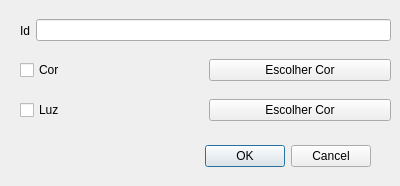
matferib/tabuleiro-virtual, file ifg/qt/ui/entidade.ui: the form before one commit.
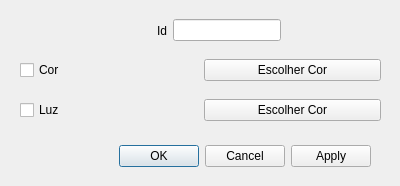
The form after the commit.

Diff of the .ui file:
```diff
--- a/ifg/qt/ui/entidade.ui
+++ b/ifg/qt/ui/entidade.ui
@@ -14,6 +14,9 @@
   <property name="windowTitle">
    <string>Propriedades da Entidade</string>
   </property>
+  <property name="styleSheet">
+   <string notr="true"/>
+  </property>
   <property name="modal">
    <bool>true</bool>
   </property>
@@ -30,27 +33,27 @@
     <enum>Qt::Horizontal</enum>
    </property>
    <property name="standardButtons">
-    <set>QDialogButtonBox::Cancel|QDialogButtonBox::Ok</set>
+    <set>QDialogButtonBox::Apply|QDialogButtonBox::Cancel|QDialogButtonBox::Ok</set>
    </property>
   </widget>
   <widget class="QWidget" name="horizontalLayoutWidget">
    <property name="geometry">
     <rect>
-     <x>20</x>
+     <x>100</x>
      <y>10</y>
-     <width>371</width>
+     <width>181</width>
      <height>41</height>
     </rect>
    </property>
    <layout class="QHBoxLayout" name="horizontalLayout">
-    <item>
+    <item alignment="Qt::AlignRight">
      <widget class="QLabel" name="label">
       <property name="text">
        <string>Id</string>
       </property>
      </widget>
     </item>
-    <item>
+    <item alignment="Qt::AlignLeft">
      <widget class="QLineEdit" name="campo_id">
       <property name="readOnly">
        <bool>true</bool>
@@ -64,13 +67,16 @@
     <rect>
      <x>20</x>
      <y>50</y>
-     <width>371</width>
+     <width>361</width>
      <height>41</height>
     </rect>
    </property>
    <layout class="QHBoxLayout" name="horizontalLayout_2">
     <item>
      <widget class="QCheckBox" name="checkbox_cor">
+      <property name="enabled">
+       <bool>true</bool>
+      </property>
       <property name="text">
        <string>Cor</string>
       </property>
@@ -90,7 +96,7 @@
     <rect>
      <x>20</x>
      <y>90</y>
-     <width>371</width>
+     <width>361</width>
      <height>41</height>
     </rect>
    </property>
@@ -103,7 +109,10 @@
      </widget>
     </item>
     <item>
-     <widget class="QPushButton" name="pushButton_2">
+     <widget class="QPushButton" name="botao_luz">
+      <property name="styleSheet">
+       <string notr="true"/>
+      </property>
       <property name="text">
        <string>Escolher Cor</string>
       </property>
```
Left out of the diff: 2 changed lines with no effect on the pictures.
